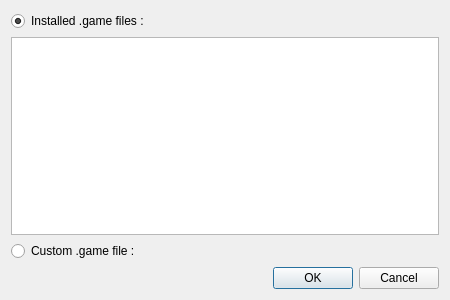
Before: the Qt Designer form resource/ui/game_loader.ui in Baxterminator/ECN_Baxter, drawn with Qt 5.
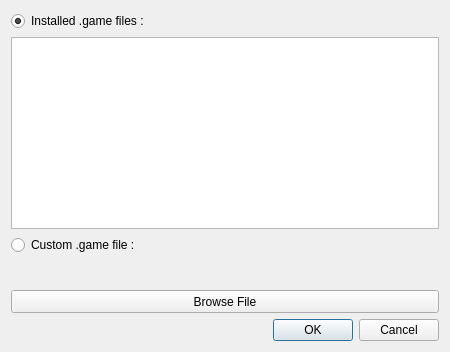
After: the same form once the commit is applied.

Commit message: UIs / GameLoader / Event Callbacks

The edit to the form file:
```diff
--- a/resource/ui/game_loader.ui
+++ b/resource/ui/game_loader.ui
@@ -7,7 +7,7 @@
     <x>0</x>
     <y>0</y>
     <width>450</width>
-    <height>300</height>
+    <height>352</height>
    </rect>
   </property>
   <property name="sizePolicy">
@@ -44,7 +44,48 @@
     </widget>
    </item>
    <item>
-    <widget class="QDialogButtonBox" name="buttonBox">
+    <widget class="QLabel" name="custom_file">
+     <property name="enabled">
+      <bool>true</bool>
+     </property>
+     <property name="sizePolicy">
+      <sizepolicy hsizetype="Preferred" vsizetype="Preferred">
+       <horstretch>1</horstretch>
+       <verstretch>1</verstretch>
+      </sizepolicy>
+     </property>
+     <property name="sizeIncrement">
+      <size>
+       <width>0</width>
+       <height>0</height>
+      </size>
+     </property>
+     <property name="text">
+      <string/>
+     </property>
+    </widget>
+   </item>
+   <item>
+    <widget class="QPushButton" name="browse_file">
+     <property name="sizePolicy">
+      <sizepolicy hsizetype="Preferred" vsizetype="Preferred">
+       <horstretch>5</horstretch>
+       <verstretch>1</verstretch>
+      </sizepolicy>
+     </property>
+     <property name="minimumSize">
+      <size>
+       <width>210</width>
+       <height>0</height>
+      </size>
+     </property>
+     <property name="text">
+      <string>Browse File</string>
+     </property>
+    </widget>
+   </item>
+   <item>
+    <widget class="QDialogButtonBox" name="select_buttons">
      <property name="orientation">
       <enum>Qt::Horizontal</enum>
      </property>
```
Left out of the diff: 28 changed lines with no effect on the pictures. The commit also changes 23 other files.
